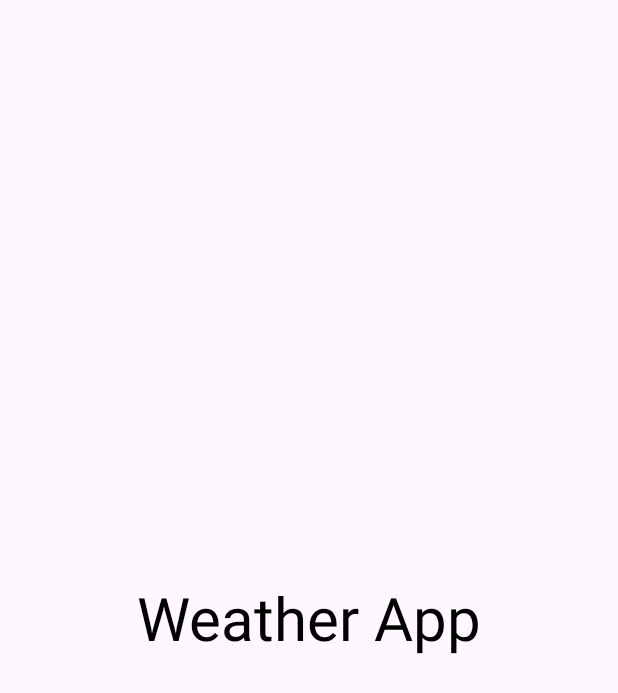
After one commit to Bhavesh13137/WeatherAppNew, an Android app: the SplashFragment screen opened directly, with no data from a screen before it, on a phone screen of 412 x 824 dp. The commit adds this screen. Shown: the top 693 px of the screen. Run offline under Robolectric (Android 15) with nearby library versions, the phone set to English and light mode, and no system bars; our stand-ins replace data binding; network calls fail.

Commit message:
Navigation component added

```diff
--- a/app/src/main/java/com/bhavesh/weatherappindianic/SplashActivity.kt
+++ b/app/src/main/java/com/bhavesh/weatherappindianic/SplashActivity.kt
@@ -11,12 +11,12 @@ import com.bhavesh.weatherappindianic.utils.LocationUtil
 class SplashActivity : AppCompatActivity() {
     override fun onCreate(savedInstanceState: Bundle?) {
         super.onCreate(savedInstanceState)
-        setContentView(R.layout.activity_main)
+        setContentView(R.layout.activity_splash)
 
-        Handler(Looper.getMainLooper())
+        /*Handler(Looper.getMainLooper())
             .postDelayed({
                 getNext()
-        },2000)
+        },2000)*/
     }
 
     private fun getNext(){
--- /dev/null
+++ b/app/src/main/java/com/bhavesh/weatherappindianic/SplashFragment.kt
@@ -0,0 +1,66 @@
+package com.bhavesh.weatherappindianic
+
+import android.content.Intent
+import android.os.Bundle
+import android.os.Handler
+import android.os.Looper
+import androidx.fragment.app.Fragment
+import android.view.LayoutInflater
+import android.view.View
+import android.view.ViewGroup
+import androidx.appcompat.app.AlertDialog
+import androidx.navigation.fragment.findNavController
+import com.bhavesh.weatherappindianic.utils.LocationUtil
+
+private const val ARG_PARAM1 = "param1"
+private const val ARG_PARAM2 = "param2"
+
+class SplashFragment : Fragment() {
+    private var param1: String? = null
+    private var param2: String? = null
+
+    override fun onCreate(savedInstanceState: Bundle?) {
+        super.onCreate(savedInstanceState)
+        arguments?.let {
+            param1 = it.getString(ARG_PARAM1)
+            param2 = it.getString(ARG_PARAM2)
+        }
+    }
+
+    override fun onCreateView(
+        inflater: LayoutInflater, container: ViewGroup?,
+        savedInstanceState: Bundle?
+    ): View? {
+        return inflater.inflate(R.layout.fragment_splash, container, false)
+    }
+
+    override fun onViewCreated(view: View, savedInstanceState: Bundle?) {
+        super.onViewCreated(view, savedInstanceState)
+        Handler(Looper.getMainLooper())
+            .postDelayed({
+                getNext()
+            },2000)
+    }
+
+    private fun getNext(){
+        if(LocationUtil(context = requireContext()).isOnline()) {
+            //startActivity(Intent(requireContext(), MapActivity::class.java))
+            //requireActivity().finish()
+            findNavController().navigate(R.id.action_splashFragment_to_mapFragment)
+            //findNavController().navigateUp()
+        }else{
+            showDialog()
+        }
+    }
+
+    private fun showDialog() {
+        val dialog = AlertDialog.Builder(requireContext())
+        dialog.setTitle(getString(R.string.title_permission_denied))
+        dialog.setMessage(getString(R.string.message_permission_denied))
+        dialog.setPositiveButton(getString(R.string.retry)) { _, _->
+            getNext()
+        }
+        dialog.setOnCancelListener { }
+        dialog.show()
+    }
+}
--- a/app/src/main/java/com/bhavesh/weatherappindianic/utils/ConvertDate.kt
+++ b/app/src/main/java/com/bhavesh/weatherappindianic/utils/ConvertDate.kt
@@ -21,11 +21,11 @@ class ConvertDate {
         fun getDate2String(time: Int): String = simpleDateFormat2.format(time * 1000L)
 
         fun getAddress(latitude: Double, longitude: Double, context: Context): String? {
-            return getListOfAddress(latitude,longitude,context)?.get(0)?.getAddressLine(0)
+            return getListOfAddress(latitude,longitude,context)?.get(0)?.getAddressLine(0).toString()
         }
 
         fun getCity(latitude: Double, longitude: Double, context: Context): String? {
-            return getListOfAddress(latitude,longitude,context)?.get(0)?.locality
+            return getListOfAddress(latitude,longitude,context)?.get(0)?.locality.toString()
         }
 
         private fun getListOfAddress(latitude: Double, longitude: Double, context: Context): List<Address>? {
--- /dev/null
+++ b/app/src/main/res/layout/activity_splash.xml
@@ -0,0 +1,16 @@
+<?xml version="1.0" encoding="utf-8"?>
+<layout xmlns:tools="http://schemas.android.com/tools"
+    xmlns:android="http://schemas.android.com/apk/res/android"
+    xmlns:app="http://schemas.android.com/apk/res-auto">
+    <data>
+
+    </data>
+
+        <androidx.fragment.app.FragmentContainerView
+            android:id="@+id/nav_host_fragment_container"
+            android:name="androidx.navigation.fragment.NavHostFragment"
+            android:layout_width="match_parent"
+            android:layout_height="match_parent"
+            app:defaultNavHost="true"
+            app:navGraph="@navigation/nav_graph" />
+</layout>
--- /dev/null
+++ b/app/src/main/res/layout/fragment_splash.xml
@@ -0,0 +1,16 @@
+<?xml version="1.0" encoding="utf-8"?>
+<FrameLayout xmlns:android="http://schemas.android.com/apk/res/android"
+    xmlns:tools="http://schemas.android.com/tools"
+    android:layout_width="match_parent"
+    android:layout_height="match_parent"
+    tools:context=".SplashFragment">
+
+    <TextView
+        android:layout_width="match_parent"
+        android:layout_height="match_parent"
+        android:gravity="center"
+        android:textSize="40sp"
+        android:textColor="@color/black"
+        android:text="@string/weather_app" />
+
+</FrameLayout>
--- /dev/null
+++ b/app/src/main/res/navigation/nav_graph.xml
@@ -0,0 +1,31 @@
+<?xml version="1.0" encoding="utf-8"?>
+<navigation xmlns:android="http://schemas.android.com/apk/res/android"
+    xmlns:app="http://schemas.android.com/apk/res-auto"
+    xmlns:tools="http://schemas.android.com/tools"
+    android:id="@+id/nav_graph"
+    app:startDestination="@id/splashFragment">
+
+    <fragment
+        android:id="@+id/mapFragment"
+        android:name="com.bhavesh.weatherappindianic.MapFragment"
+        android:label="fragment_map"
+        tools:layout="@layout/fragment_map" >
+        <action
+            android:id="@+id/action_mapFragment_to_chooseFragment"
+            app:destination="@id/chooseFragment" />
+    </fragment>
+    <fragment
+        android:id="@+id/splashFragment"
+        android:name="com.bhavesh.weatherappindianic.SplashFragment"
+        android:label="fragment_splash"
+        tools:layout="@layout/fragment_splash" >
+        <action
+            android:id="@+id/action_splashFragment_to_mapFragment"
+            app:destination="@id/mapFragment" />
+    </fragment>
+    <fragment
+        android:id="@+id/chooseFragment"
+        android:name="com.bhavesh.weatherappindianic.ChooseFragment"
+        android:label="fragment_choose"
+        tools:layout="@layout/fragment_choose" />
+</navigation>
```
Also changed, not shown: app/build.gradle.kts (+6 -1 lines), app/src/main/java/com/bhavesh/weatherappindianic/ChooseFragment.kt (added, +75 -0 lines), app/src/main/java/com/bhavesh/weatherappindianic/MapFragment.kt (added, +199 -0 lines), app/src/main/java/com/bhavesh/weatherappindianic/fragmentui/CurrentWeatherFragment.kt (+3 -5 lines), app/src/main/res/layout/activity_main.xml (deleted, +0 -26 lines), app/src/main/res/layout/fragment_choose.xml (added, +46 -0 lines), app/src/main/res/layout/fragment_map.xml (added, +69 -0 lines).
